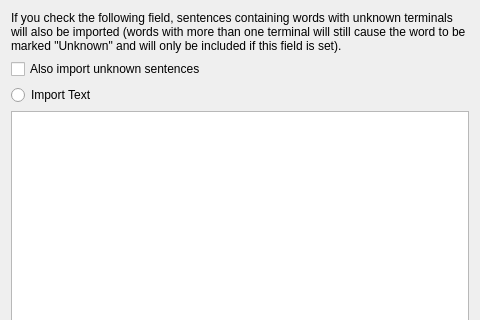
Old version of the form simon/src/simonmodelmanagementui/ImportGrammar/selectinputpage.ui in the repository KDE/simon; both pictures show x 0 to 480 and y 0 to 320 of the 480 by 544 pixel window.
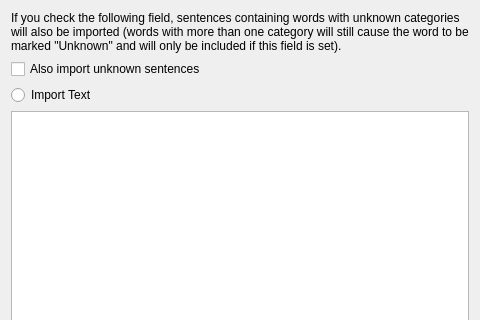
New version of the form. Custom widgets are drawn as their Qt base class.

Commit message: Deprecating "terminal" in favor of "category"

Diff of the .ui file:
```diff
--- a/simon/src/simonmodelmanagementui/ImportGrammar/selectinputpage.ui
+++ b/simon/src/simonmodelmanagementui/ImportGrammar/selectinputpage.ui
@@ -17,7 +17,7 @@
    <item>
     <widget class="QLabel" name="lbUnknownDesc">
      <property name="text">
-      <string>If you check the following field, sentences containing words with unknown terminals will also be imported (words with more than one terminal will still cause the word to be marked &quot;Unknown&quot; and will only be included if this field is set).</string>
+      <string>If you check the following field, sentences containing words with unknown categories will also be imported (words with more than one category will still cause the word to be marked &quot;Unknown&quot; and will only be included if this field is set).</string>
      </property>
      <property name="wordWrap">
       <bool>true</bool>
```
The commit also changes 88 other files.
